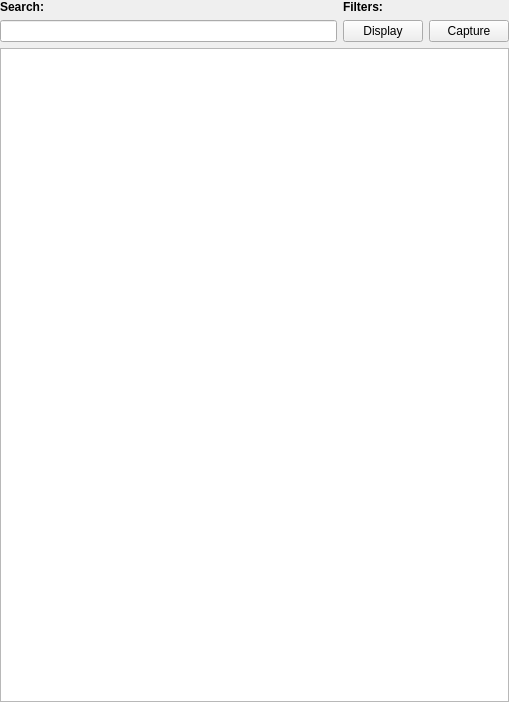
evanrolfe/oneproxy, file src/frontend/ui/network/network_requests_table.ui: the form before one commit.
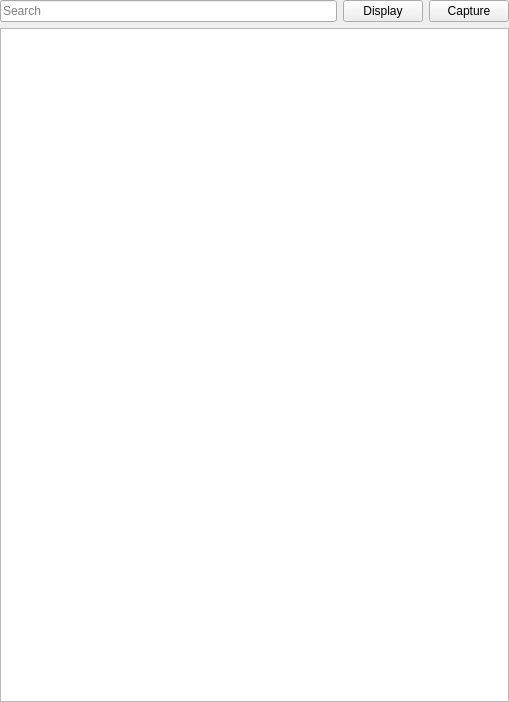
The form after the commit.

```diff
--- a/src/frontend/ui/network/network_requests_table.ui
+++ b/src/frontend/ui/network/network_requests_table.ui
@@ -43,38 +43,16 @@
      <item>
       <layout class="QVBoxLayout" name="verticalLayout_2">
        <item>
-        <widget class="QLabel" name="label">
-         <property name="font">
-          <font>
-           <weight>75</weight>
-           <bold>true</bold>
-          </font>
-         </property>
-         <property name="text">
-          <string>Search:</string>
+        <widget class="QLineEdit" name="searchBox">
+         <property name="placeholderText">
+          <string>Search</string>
          </property>
         </widget>
        </item>
-       <item>
-        <widget class="QLineEdit" name="searchBox"/>
-       </item>
       </layout>
      </item>
      <item>
       <layout class="QVBoxLayout" name="verticalLayout">
-       <item>
-        <widget class="QLabel" name="label_2">
-         <property name="font">
-          <font>
-           <weight>75</weight>
-           <bold>true</bold>
-          </font>
-         </property>
-         <property name="text">
-          <string>Filters:</string>
-         </property>
-        </widget>
-       </item>
        <item>
         <layout class="QHBoxLayout" name="horizontalLayout">
          <item>
```
